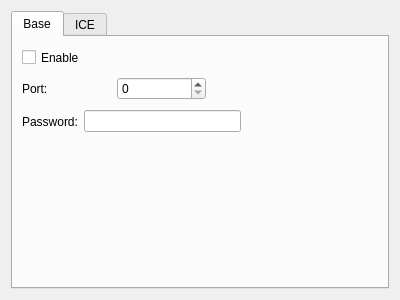
Old version of the form Plugins/RabbitVNC/Service/FrmParameterRabbitVNC.ui in the repository KangLin/RabbitRemoteControl.
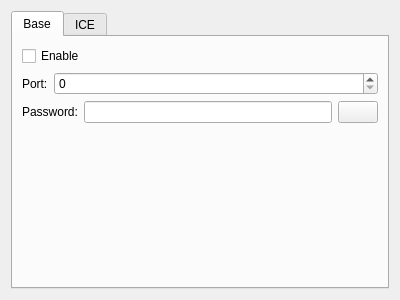
New version of the form. Icons and pictures are not drawn.

Commit message: Service: modify password

What changed in the file:
```diff
--- a/Plugins/RabbitVNC/Service/FrmParameterRabbitVNC.ui
+++ b/Plugins/RabbitVNC/Service/FrmParameterRabbitVNC.ui
@@ -23,28 +23,15 @@
       <attribute name="title">
        <string>Base</string>
       </attribute>
+      <layout class="QGridLayout" name="gridLayout_3">
+       <item row="0" column="0">
       <widget class="QCheckBox" name="cbEnable">
-       <property name="geometry">
-        <rect>
-         <x>9</x>
-         <y>9</y>
-         <width>72</width>
-         <height>23</height>
-        </rect>
-       </property>
        <property name="text">
         <string>Enable</string>
        </property>
       </widget>
-      <widget class="QWidget" name="layoutWidget">
-       <property name="geometry">
-        <rect>
-         <x>9</x>
-         <y>38</y>
-         <width>184</width>
-         <height>28</height>
-        </rect>
-       </property>
+       </item>
+       <item row="1" column="0">
        <layout class="QHBoxLayout" name="horizontalLayout">
         <item>
          <widget class="QLabel" name="label">
@@ -55,22 +42,20 @@
         </item>
         <item>
          <widget class="QSpinBox" name="sbPort">
+           <property name="sizePolicy">
+            <sizepolicy hsizetype="Expanding" vsizetype="Fixed">
+             <horstretch>0</horstretch>
+             <verstretch>0</verstretch>
+            </sizepolicy>
+           </property>
           <property name="maximum">
            <number>65536</number>
           </property>
          </widget>
         </item>
        </layout>
-      </widget>
-      <widget class="QWidget" name="layoutWidget">
-       <property name="geometry">
-        <rect>
-         <x>9</x>
-         <y>71</y>
-         <width>219</width>
-         <height>27</height>
-        </rect>
-       </property>
+       </item>
+       <item row="2" column="0">
        <layout class="QHBoxLayout" name="horizontalLayout_2">
         <item>
          <widget class="QLabel" name="label_2">
@@ -80,10 +65,39 @@
          </widget>
         </item>
         <item>
-         <widget class="QLineEdit" name="lePassword"/>
-        </item>
-       </layout>
-      </widget>
+          <widget class="QLineEdit" name="lePassword">
+           <property name="echoMode">
+            <enum>QLineEdit::Password</enum>
+           </property>
+          </widget>
+         </item>
+         <item>
+          <widget class="QPushButton" name="pbShow">
+           <property name="text">
+            <string/>
+           </property>
+           <property name="icon">
+            <iconset resource="../../../App/Viewer/Resource/Resource.qrc">
+             <normaloff>:/image/EyeOn</normaloff>:/image/EyeOn</iconset>
+           </property>
+          </widget>
+         </item>
+        </layout>
+       </item>
+       <item row="3" column="0">
+        <spacer name="verticalSpacer">
+         <property name="orientation">
+          <enum>Qt::Vertical</enum>
+         </property>
+         <property name="sizeHint" stdset="0">
+          <size>
+           <width>20</width>
+           <height>140</height>
+          </size>
+         </property>
+        </spacer>
+       </item>
+      </layout>
      </widget>
      <widget class="QWidget" name="ICE">
       <attribute name="title">
```
Left out of the diff: 5 changed lines with no effect on the pictures. Lines whose indentation alone changed are shown as unchanged. The commit also changes 5 other files.
